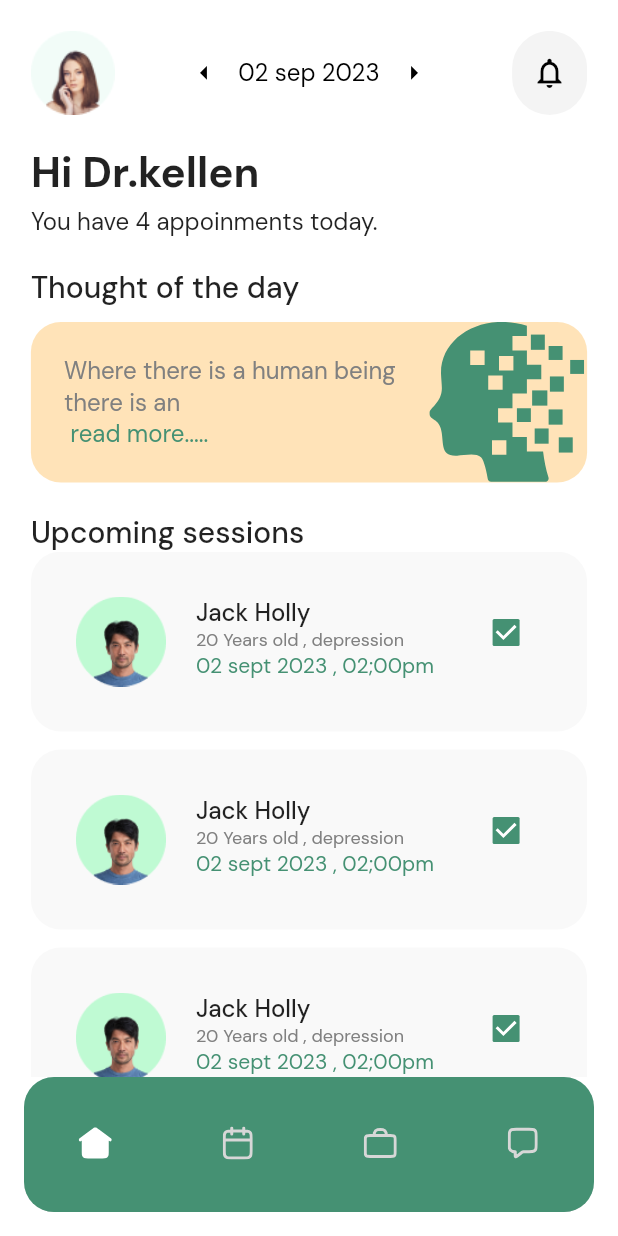
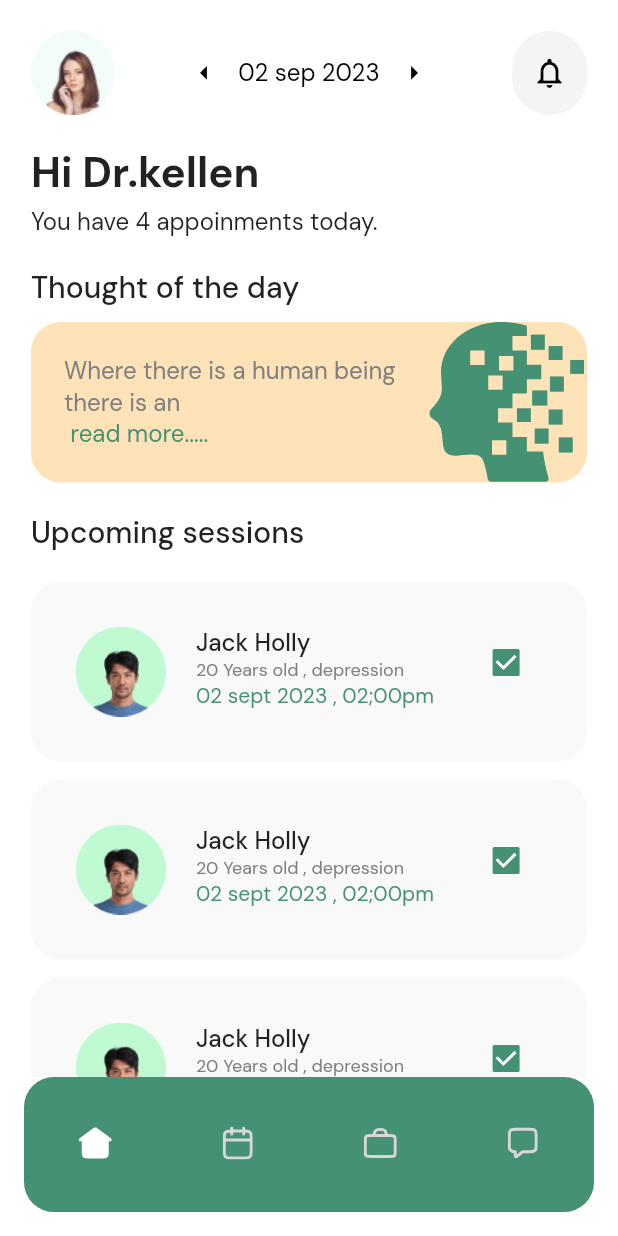
Before and after one commit to NadaAmrr/UI_MentalEdge_Flutter, a Flutter app: the screen it shows after launch, on a phone screen of 412 x 824 dp. Run offline on Flutter 3.47's test engine with Material 3 defaults, Android fonts, the phone set to English and light mode, and no system bars; our stand-ins replace dotted_line, flutter_svg.

Commit message:
main tab screen

```diff
--- a/lib/pages/tabs/main_tab.dart
+++ b/lib/pages/tabs/main_tab.dart
@@ -1,5 +1,6 @@
 import 'package:flutter/material.dart';
 import 'package:flutter_svg/flutter_svg.dart';
+import 'package:mentaledge_ui/pages/other/product_screen.dart';
 import 'package:mentaledge_ui/utils/constants.dart';
 import 'package:mentaledge_ui/widgets/session_widget.dart';
 
@@ -116,6 +117,7 @@ class MainTab extends StatelessWidget {
           SizedBox(
             height: 10,
           ),
+
           ///Container
           Stack(
             children: [
@@ -168,6 +170,7 @@ class MainTab extends StatelessWidget {
           SizedBox(
             height: 20,
           ),
+
           ///title of list
           Text(
             "Upcoming sessions",
@@ -177,18 +180,25 @@ class MainTab extends StatelessWidget {
               fontWeight: Constants.medium,
             ),
           ),
-          // SizedBox(
-          //   height: 20,
-          // ),
+          SizedBox(
+            height: 20,
+          ),
           ///Listview
           Expanded(
             child: ListView.separated(
               itemBuilder: (context, index) {
-                return SessionWidget();
+                return InkWell(
+                    onTap: () {
+                      Navigator.of(context).pushNamed(ProductScreen.routeName);
+                    },
+                    child: SessionWidget());
               },
-              itemCount: 4, separatorBuilder: (BuildContext context, int index) {
-                return SizedBox(height: 12,);
-            },
+              itemCount: 4,
+              separatorBuilder: (BuildContext context, int index) {
+                return SizedBox(
+                  height: 12,
+                );
+              },
             ),
           ),
         ],
```
